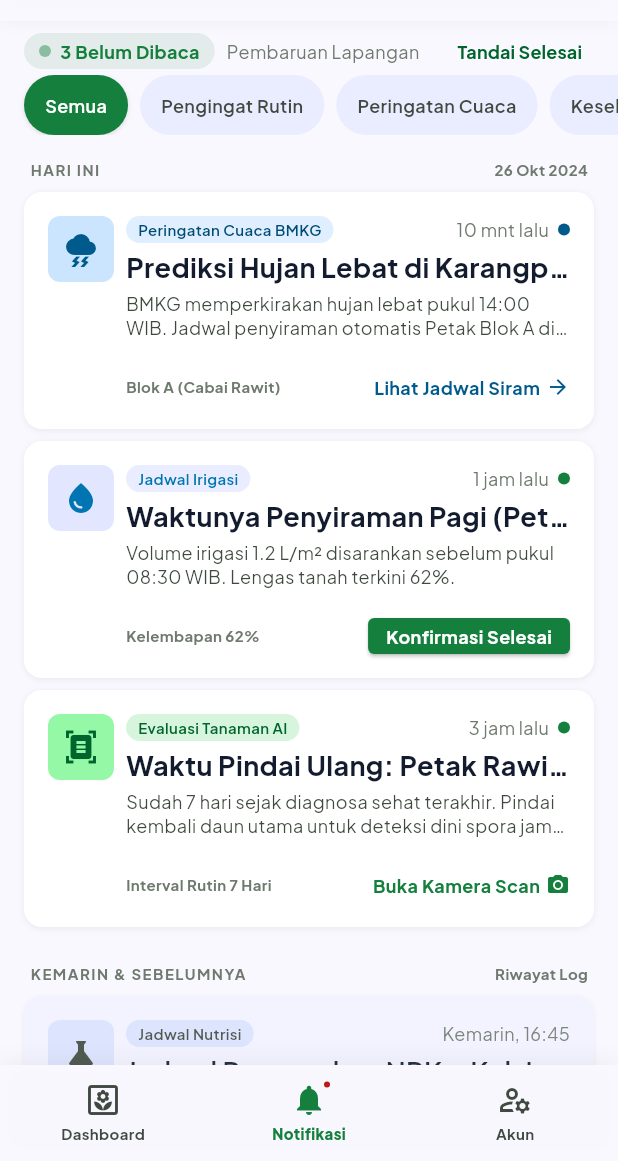
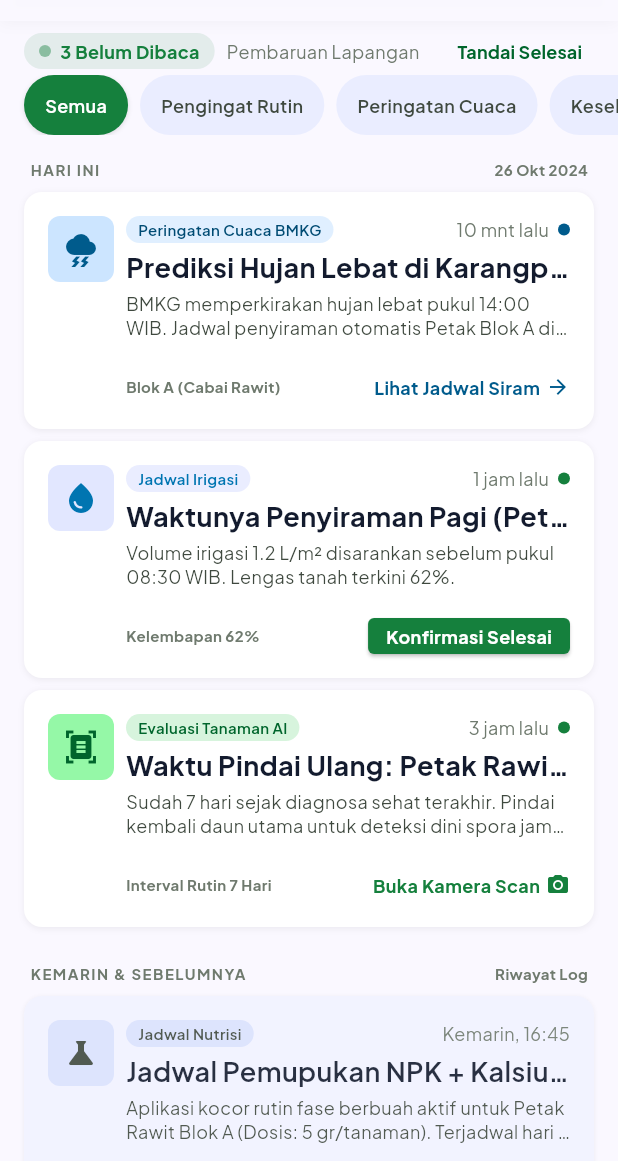
Before and after one commit to Adhityayusuf/capsee, a Flutter app: the NotifikasiScreen screen opened directly, on a phone screen of 412 x 824 dp, the part 75-1236 px from its top. Run offline on Flutter 3.47's test engine with Material 3 defaults, Android fonts, the phone set to English and light mode, and no system bars; our stand-ins replace google_fonts, image_picker.

Commit message:
finising mas

```diff
--- a/lib/screens/dashboard_screen.dart
+++ b/lib/screens/dashboard_screen.dart
@@ -4,7 +4,7 @@ import 'package:google_fonts/google_fonts.dart';
 import '../core/app_colors.dart';
 import '../models/land_data.dart';
 import 'akun_screen.dart';
-import 'land_detail_screen.dart';
+import 'detail_lahan_screen.dart';
 import 'tambah_lahan_page.dart';
 import 'notifikasi_screen.dart';
 
--- a/lib/screens/notifikasi_screen.dart
+++ b/lib/screens/notifikasi_screen.dart
@@ -280,7 +280,6 @@ class _NotifikasiScreenState extends State<NotifikasiScreen> {
           ),
         ],
       ),
-      bottomNavigationBar: _buildBottomNav(),
     );
   }
 
@@ -693,71 +692,6 @@ class _NotifikasiScreenState extends State<NotifikasiScreen> {
     );
   }
 
-  // ───────── Navigasi bawah ─────────
-  Widget _buildBottomNav() {
-    return Container(
-      decoration: BoxDecoration(
-        color: C.surface.withOpacity(0.95),
-        boxShadow: const [
-          BoxShadow(
-              color: Color(0x0D000000), blurRadius: 12, offset: Offset(0, -2)),
-        ],
-      ),
-      child: SafeArea(
-        top: false,
-        child: SizedBox(
-          height: 64,
-          child: Row(
-            mainAxisAlignment: MainAxisAlignment.spaceAround,
-            children: [
-              _navItem(Icons.yard_outlined, 'Dashboard', false),
-              _navItem(Icons.notifications, 'Notifikasi', true, showBadge: true),
-              _navItem(Icons.manage_accounts_outlined, 'Akun', false),
-            ],
-          ),
-        ),
-      ),
-    );
-  }
-
-  Widget _navItem(IconData icon, String label, bool active,
-      {bool showBadge = false}) {
-    final color = active ? C.primaryContainer : C.onSurfaceVariant;
-    return InkWell(
-      onTap: () {},
-      child: ConstrainedBox(
-        constraints: const BoxConstraints(minWidth: 56, minHeight: 48),
-        child: Column(
-          mainAxisAlignment: MainAxisAlignment.center,
-          children: [
-            Stack(
-              clipBehavior: Clip.none,
-              children: [
-                Icon(icon, size: 24, color: color),
-                if (showBadge && _unreadCount > 0)
-                  Positioned(
-                    top: -2,
-                    right: -4,
-                    child: Container(
-                      width: 8,
-                      height: 8,
-                      decoration: BoxDecoration(
-                        color: C.error,
-                        shape: BoxShape.circle,
-                        border: Border.all(color: C.surface, width: 2),
-                      ),
-                    ),
-                  ),
-              ],
-            ),
-            const SizedBox(height: 4),
-            Text(label,
-                style: _t(10, 14, active ? FontWeight.w800 : FontWeight.w700, color)),
-          ],
-        ),
-      ),
-    );
-  }
 }
 
 // ─────────────────────────── Titik berdenyut (animate-pulse) ───────────────────────────
--- a/lib/screens/onboarding_screen.dart
+++ b/lib/screens/onboarding_screen.dart
@@ -8,7 +8,7 @@ import '../models/land_data.dart';
 import '../widgets/auth_widgets.dart';
 import 'dashboard_screen.dart';
 import 'tambah_lahan_page.dart';
-import 'land_detail_screen.dart';
+import 'detail_lahan_screen.dart';
 
 /// Data satu kartu fitur di onboarding.
 class _Feature {
```
Also changed, not shown: lib/screens/detail_lahan_screen.dart (renamed from lib/screens/land_detail_screen.dart).
